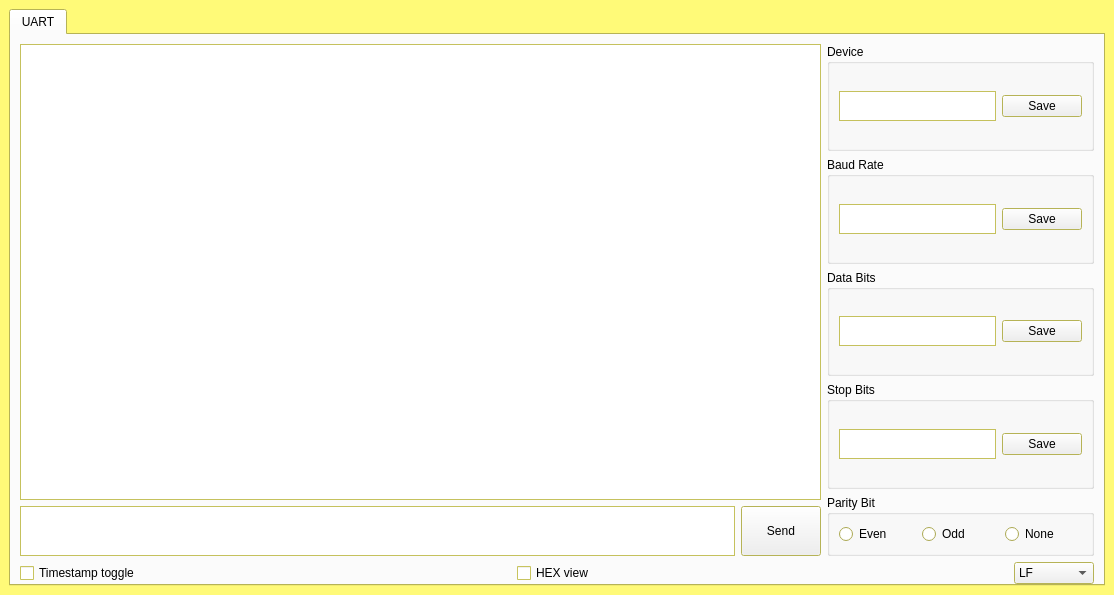
The window that desktop/mainwindow.ui (0x2A9/universal-protocol-bridge) describes before a commit, drawn with Qt 5.
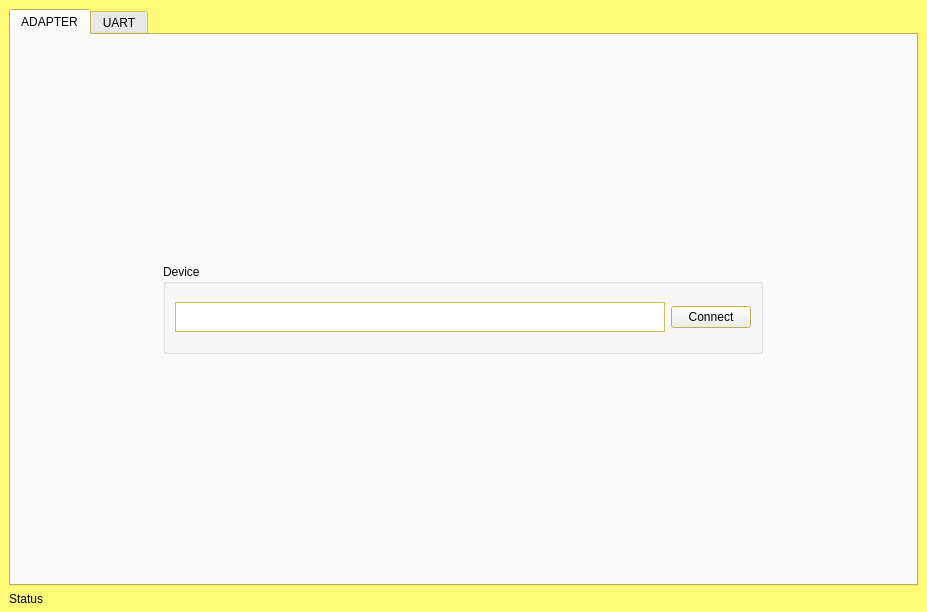
The same window after the commit. Icons and pictures are not drawn.

Commit message: UPB-5 [FEATURE]: Move device configuration to separate tab

```diff
--- a/desktop/mainwindow.ui
+++ b/desktop/mainwindow.ui
@@ -6,8 +6,8 @@
    <rect>
     <x>0</x>
     <y>0</y>
-    <width>1114</width>
-    <height>595</height>
+    <width>927</width>
+    <height>612</height>
    </rect>
   </property>
   <property name="palette">
@@ -73,11 +73,74 @@
     <bool>true</bool>
    </property>
    <layout class="QVBoxLayout" name="verticalLayout_5">
+    <property name="bottomMargin">
+     <number>6</number>
+    </property>
     <item>
      <widget class="QTabWidget" name="protocols_tabWidget">
       <property name="currentIndex">
        <number>0</number>
       </property>
+      <widget class="QWidget" name="tab_ADAPTER">
+       <attribute name="title">
+        <string>ADAPTER</string>
+       </attribute>
+       <layout class="QHBoxLayout" name="horizontalLayout">
+        <property name="sizeConstraint">
+         <enum>QLayout::SizeConstraint::SetDefaultConstraint</enum>
+        </property>
+        <item>
+         <widget class="QGroupBox" name="deviceSettings">
+          <property name="maximumSize">
+           <size>
+            <width>600</width>
+            <height>90</height>
+           </size>
+          </property>
+          <property name="title">
+           <string>Device</string>
+          </property>
+          <layout class="QHBoxLayout" name="horizontalLayout_8">
+           <item>
+            <widget class="QPlainTextEdit" name="dsInput">
+             <property name="minimumSize">
+              <size>
+               <width>0</width>
+               <height>30</height>
+              </size>
+             </property>
+             <property name="maximumSize">
+              <size>
+               <width>16777215</width>
+               <height>30</height>
+              </size>
+             </property>
+            </widget>
+           </item>
+           <item>
+            <widget class="QPushButton" name="dsConnect">
+             <property name="minimumSize">
+              <size>
+               <width>80</width>
+               <height>0</height>
+              </size>
+             </property>
+             <property name="maximumSize">
+              <size>
+               <width>80</width>
+               <height>16777215</height>
+              </size>
+             </property>
+             <property name="text">
+              <string>Connect</string>
+             </property>
+            </widget>
+           </item>
+          </layout>
+         </widget>
+        </item>
+       </layout>
+      </widget>
       <widget class="QWidget" name="tab_UART">
        <attribute name="title">
         <string>UART</string>
@@ -158,50 +221,6 @@
             <property name="bottomMargin">
              <number>0</number>
             </property>
-            <item>
-             <widget class="QGroupBox" name="deviceSettings">
-              <property name="title">
-               <string>Device</string>
-              </property>
-              <layout class="QHBoxLayout" name="horizontalLayout_3">
-               <item>
-                <widget class="QPlainTextEdit" name="dsInput">
-                 <property name="minimumSize">
-                  <size>
-                   <width>0</width>
-                   <height>30</height>
-                  </size>
-                 </property>
-                 <property name="maximumSize">
-                  <size>
-                   <width>16777215</width>
-                   <height>30</height>
-                  </size>
-                 </property>
-                </widget>
-               </item>
-               <item>
-                <widget class="QPushButton" name="dsSave">
-                 <property name="minimumSize">
-                  <size>
-                   <width>80</width>
-                   <height>0</height>
-                  </size>
-                 </property>
-                 <property name="maximumSize">
-                  <size>
-                   <width>80</width>
-                   <height>16777215</height>
-                  </size>
-                 </property>
-                 <property name="text">
-                  <string>Save</string>
-                 </property>
-                </widget>
-               </item>
-              </layout>
-             </widget>
-            </item>
             <item>
              <widget class="QGroupBox" name="baudRateSettings">
               <property name="title">
@@ -383,6 +402,20 @@
       </widget>
      </widget>
     </item>
+    <item>
+     <layout class="QHBoxLayout" name="statusContainer">
+      <property name="bottomMargin">
+       <number>0</number>
+      </property>
+      <item>
+       <widget class="QLabel" name="adapterStatusLabel">
+        <property name="text">
+         <string>Status</string>
+        </property>
+       </widget>
+      </item>
+     </layout>
+    </item>
    </layout>
   </widget>
  </widget>
```
The commit also changes 4 other files.
